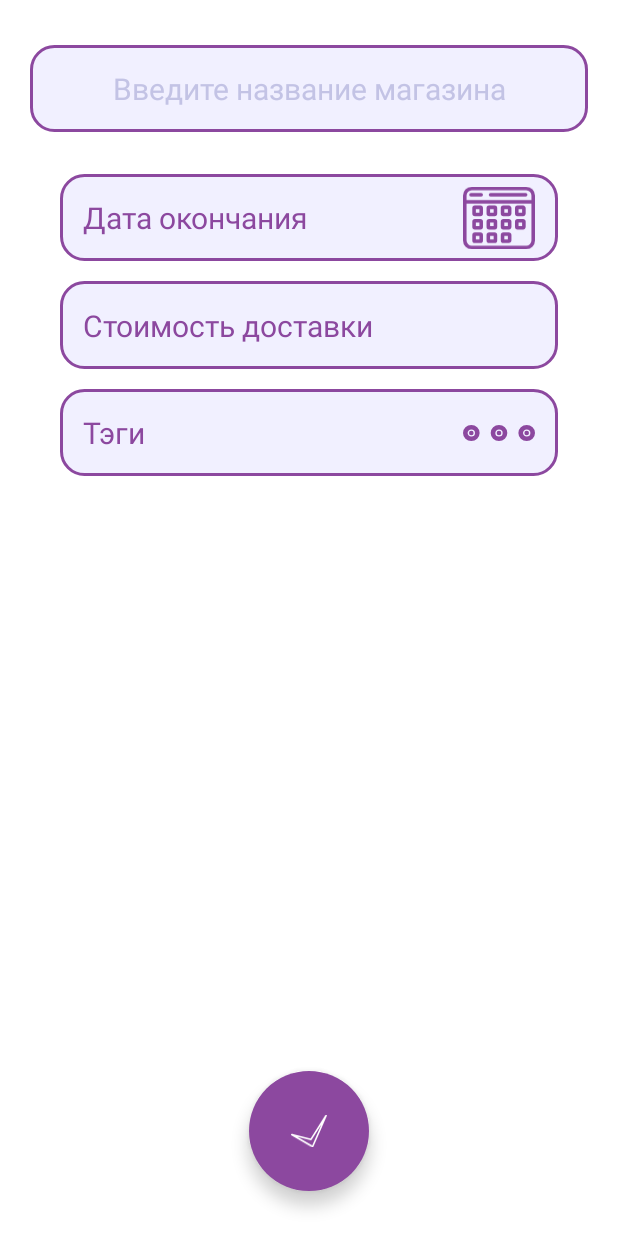
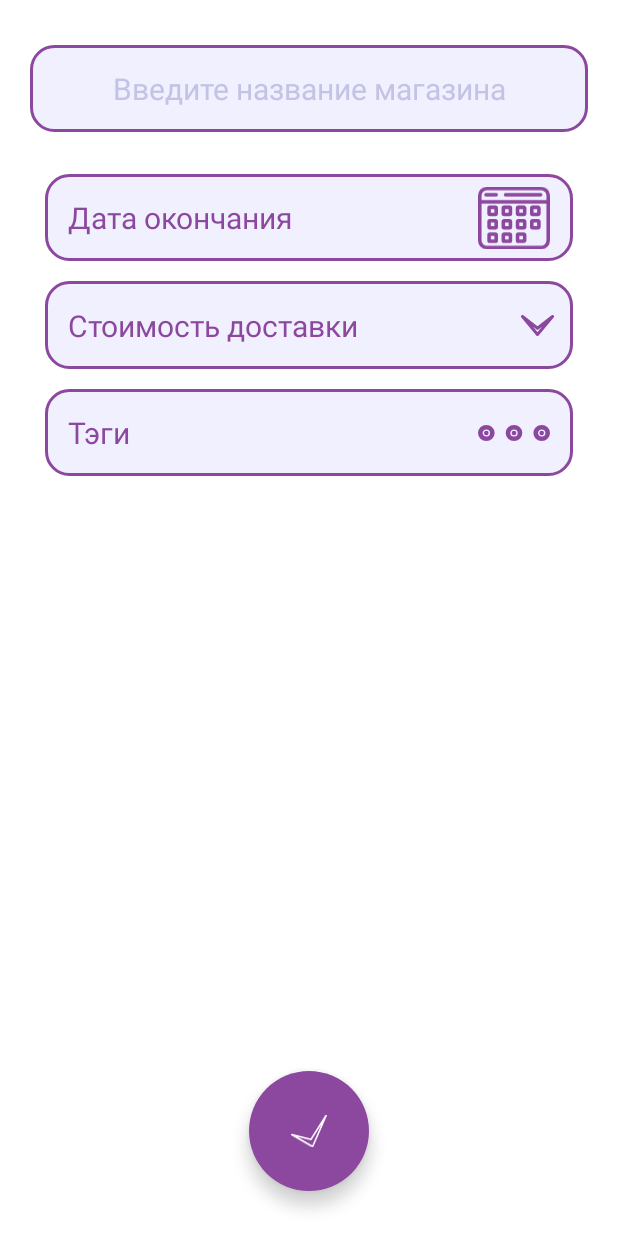
Before and after one commit to MADMAXIMUUS/Gendel, an Android app: the fragment NewBillFragment shown on its own in the app's theme, on a phone screen of 412 x 824 dp. Run offline under Robolectric (Android 15) with nearby library versions, the phone set to English and light mode, and no system bars; libraries missing offline, so code that uses them is left out: com.jaredrummler.android, com.mynameismidori.currencypicker.

Commit message:
Обновлен экран нового объявления

```diff
--- a/app/build.gradle
+++ b/app/build.gradle
@@ -47,7 +47,7 @@ dependencies {
     implementation 'androidx.constraintlayout:constraintlayout:2.1.0'
     implementation 'androidx.legacy:legacy-support-v4:1.0.0'
     implementation 'com.google.firebase:firebase-auth-ktx:21.0.1'
-    implementation 'com.google.firebase:firebase-database-ktx:20.0.1'
+    implementation 'com.google.firebase:firebase-database-ktx:20.0.2'
     implementation 'com.google.firebase:firebase-storage:20.0.0'
     testImplementation 'junit:junit:4.13.2'
     androidTestImplementation 'androidx.test.ext:junit:1.1.3'
--- a/app/src/main/java/com/example/gendel/utilities/AppChildEventListener.kt
+++ b/app/src/main/java/com/example/gendel/utilities/AppChildEventListener.kt
@@ -4,7 +4,6 @@ import com.google.firebase.database.ChildEventListener
 import com.google.firebase.database.DataSnapshot
 import com.google.firebase.database.DatabaseError
 
-/* Модификация класса ValueEventListener */
 
 class AppChildEventListener (val onSuccess:(DataSnapshot) -> Unit) :ChildEventListener{
     override fun onChildAdded(snapshot: DataSnapshot, previousChildName: String?) {
--- /dev/null
+++ b/app/src/main/res/drawable/ic_open_menu.xml
@@ -0,0 +1,8 @@
+<vector android:autoMirrored="true" android:height="13.95dp"
+    android:viewportHeight="13.95" android:viewportWidth="22.12"
+    android:width="22.12dp" xmlns:android="http://schemas.android.com/apk/res/android">
+    <path android:fillColor="#00000000"
+        android:pathData="M11.06,12.95l-10.06,-11.95l10.06,7.79l10.07,-7.79l-10.07,11.95z"
+        android:strokeColor="#000" android:strokeLineCap="round"
+        android:strokeLineJoin="round" android:strokeWidth="2"/>
+</vector>
--- a/app/src/main/res/layout/fragment_new_bill.xml
+++ b/app/src/main/res/layout/fragment_new_bill.xml
@@ -16,11 +16,11 @@
         android:background="@drawable/new_bill_edittext_background"
         android:hint="@string/enter_store_name"
         android:inputType="text"
+        android:padding="15dp"
+        android:textAlignment="center"
         android:textColor="@color/pink"
-        android:padding="15dp"
+        android:textColorHint="@color/blue_pink"
         android:textSize="20sp"
-        android:textAlignment="center"
-        android:textColorHint="@color/blue_pink"
         app:layout_constraintEnd_toEndOf="parent"
         app:layout_constraintStart_toStartOf="parent"
         app:layout_constraintTop_toTopOf="parent"
@@ -30,9 +30,9 @@
         android:id="@+id/new_bill_end_date_root"
         android:layout_width="0dp"
         android:layout_height="wrap_content"
-        android:layout_marginStart="40dp"
+        android:layout_marginStart="30dp"
         android:layout_marginTop="28dp"
-        android:layout_marginEnd="40dp"
+        android:layout_marginEnd="30dp"
         android:background="@drawable/new_bill_edittext_background"
         app:layout_constraintEnd_toEndOf="parent"
         app:layout_constraintStart_toStartOf="parent"
@@ -69,9 +69,9 @@
         android:id="@+id/new_bill_cost_root"
         android:layout_width="0dp"
         android:layout_height="wrap_content"
-        android:layout_marginStart="40dp"
+        android:layout_marginStart="30dp"
         android:layout_marginTop="13dp"
-        android:layout_marginEnd="40dp"
+        android:layout_marginEnd="30dp"
         android:background="@drawable/new_bill_edittext_background"
         app:layout_constraintEnd_toEndOf="parent"
         app:layout_constraintStart_toStartOf="parent"
@@ -81,7 +81,8 @@
             android:id="@+id/new_bill_cost_title"
             android:layout_width="wrap_content"
             android:layout_height="match_parent"
-            android:layout_margin="5dp"
+            android:layout_marginTop="5dp"
+            android:layout_marginBottom="5dp"
             android:padding="10dp"
             android:text="@string/new_bill_cost_title"
             android:textColor="@color/pink"
@@ -93,20 +94,53 @@
 
         <EditText
             android:id="@+id/new_bill_cost_edittext"
-            android:layout_width="0dp"
+            android:layout_width="48dp"
             android:layout_height="48dp"
-            android:layout_margin="5dp"
+            android:layout_marginTop="5dp"
+            android:layout_marginBottom="5dp"
             android:background="@color/transparent"
             android:importantForAutofill="no"
             android:inputType="numberDecimal"
-            android:padding="10dp"
-            android:textSize="20sp"
+            android:paddingTop="10dp"
+            android:paddingBottom="10dp"
             android:textAlignment="textEnd"
             android:textColor="@color/pink"
+            android:textSize="20sp"
+            app:layout_constraintBottom_toBottomOf="parent"
+            app:layout_constraintEnd_toStartOf="@id/new_bill_currency_title"
+            app:layout_constraintStart_toEndOf="@id/new_bill_cost_title"
+            app:layout_constraintTop_toTopOf="parent"
+            tools:text="10" />
+
+        <ImageView
+            android:id="@+id/new_bill_currency"
+            android:layout_width="48dp"
+            android:layout_height="48dp"
+            android:clickable="true"
+            android:focusable="true"
+            android:scaleType="center"
+            android:src="@drawable/ic_open_menu"
             app:layout_constraintBottom_toBottomOf="parent"
             app:layout_constraintEnd_toEndOf="parent"
-            app:layout_constraintStart_toEndOf="@id/new_bill_cost_title"
-            app:layout_constraintTop_toTopOf="parent" />
+            app:layout_constraintTop_toTopOf="parent"
+            app:tint="@color/pink"
+            tools:ignore="ContentDescription" />
+
+        <TextView
+            android:id="@+id/new_bill_currency_title"
+            android:layout_width="20sp"
+            android:layout_height="48dp"
+            android:background="@color/transparent"
+            android:paddingTop="10dp"
+            android:paddingBottom="10dp"
+            android:textAlignment="center"
+            android:textColor="@color/pink"
+            android:textSize="20sp"
+            app:layout_constraintBottom_toBottomOf="@id/new_bill_cost_edittext"
+            app:layout_constraintStart_toEndOf="@id/new_bill_cost_edittext"
+            app:layout_constraintTop_toTopOf="@id/new_bill_cost_edittext"
+            app:layout_constraintEnd_toStartOf="@id/new_bill_currency"
+            tools:text="$" />
 
 
     </androidx.constraintlayout.widget.ConstraintLayout>
@@ -115,9 +149,9 @@
         android:id="@+id/new_bill_tags_root"
         android:layout_width="0dp"
         android:layout_height="wrap_content"
-        android:layout_marginStart="40dp"
+        android:layout_marginStart="30dp"
         android:layout_marginTop="13dp"
-        android:layout_marginEnd="40dp"
+        android:layout_marginEnd="30dp"
         android:background="@drawable/new_bill_edittext_background"
         android:clickable="true"
         android:focusable="true"
@@ -156,12 +190,12 @@
     <com.google.android.material.floatingactionbutton.FloatingActionButton
         android:layout_width="80dp"
         android:layout_height="80dp"
+        android:layout_margin="30dp"
         android:backgroundTint="@color/pink"
+        android:foregroundTint="@color/white_pink"
+        android:src="@drawable/ic_confirm"
         app:borderWidth="0dp"
         app:fabCustomSize="80dp"
-        android:src="@drawable/ic_confirm"
-        android:layout_margin="30dp"
-        android:foregroundTint="@color/white_pink"
         app:layout_constraintBottom_toBottomOf="parent"
         app:layout_constraintEnd_toEndOf="parent"
         app:layout_constraintStart_toStartOf="parent"
--- a/app/src/main/res/values/strings.xml
+++ b/app/src/main/res/values/strings.xml
@@ -86,6 +86,8 @@
     <string name="new_bill_cost_title">Стоимость доставки</string>
     <string name="new_bill_tags_title">Тэги</string>
     <string name="new_bill_end_date_title">Дата окончания</string>
+    <string name="calendar_button_confirm">Выбрать</string>
+    <string name="calendar_button_cancel">Отмена</string>
 
     <plurals name="count_members">
         <item quantity="one">%d участник</item>
```
Also changed, not shown: app/src/main/java/com/example/gendel/ui/screens/bill/NewBillFragment.kt (+47 -0 lines), app/src/main/res/layout/end_date_picker.xml (added, +79 -0 lines), app/src/main/res/values/styles.xml (+13 -0 lines), app/src/main/res/drawable/ic_camera.png (deleted), app/src/main/res/drawable/ic_toolbar_find.png (deleted).
